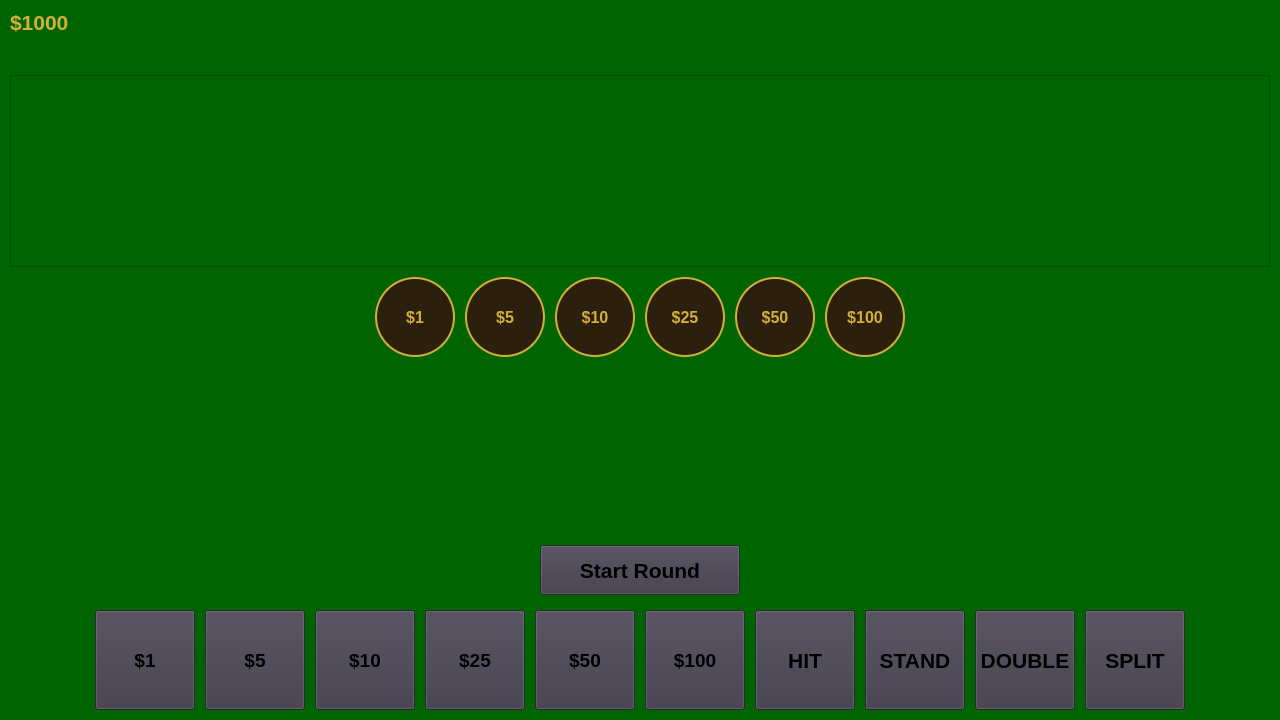
owenharvey78/blackjack-learning-game, file game_widget.ui: the form before one commit.
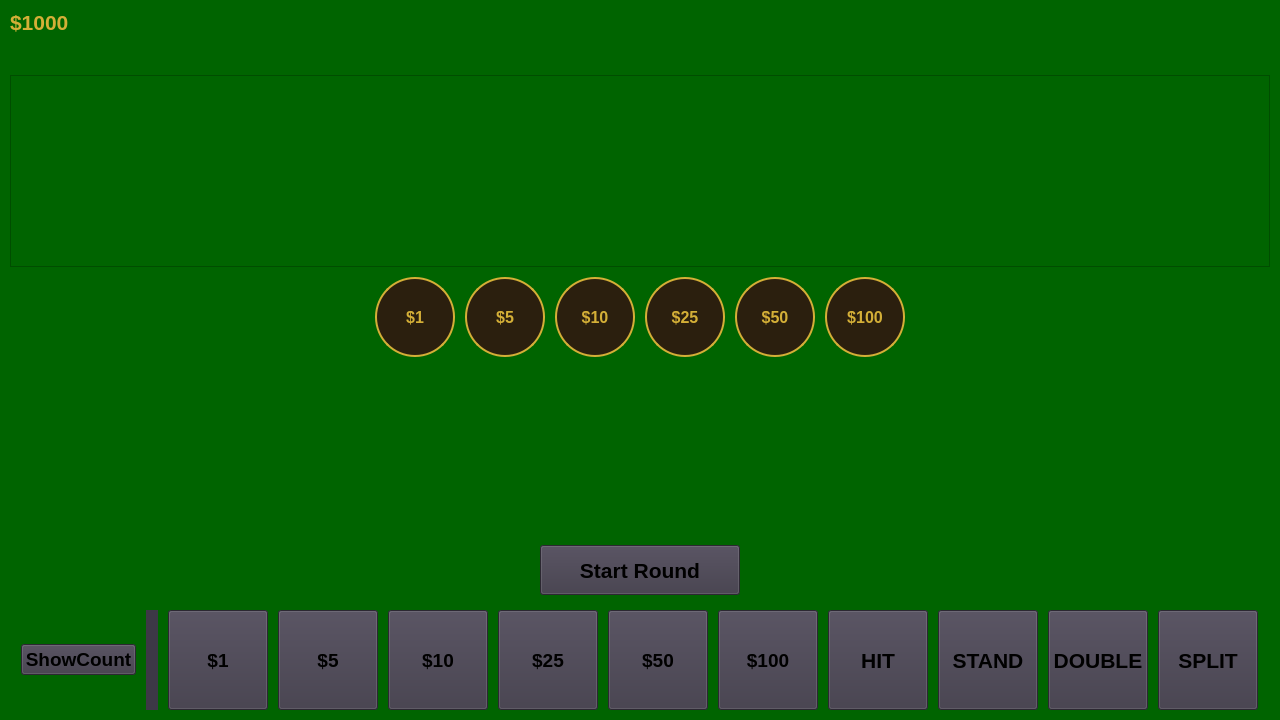
The form after the commit.

Commit message: Add logic to display the show count button and count label at the correct times

The edit to the form file:
```diff
--- a/game_widget.ui
+++ b/game_widget.ui
@@ -349,6 +349,28 @@
          </property>
         </spacer>
        </item>
+       <item>
+        <widget class="QPushButton" name="showCountButton">
+         <property name="styleSheet">
+          <string notr="true">font-size: 14pt; font-weight: bold;
+background-color: rgb(61, 56, 70);</string>
+         </property>
+         <property name="text">
+          <string>ShowCount</string>
+         </property>
+        </widget>
+       </item>
+       <item>
+        <widget class="QLabel" name="showCountLabel">
+         <property name="styleSheet">
+          <string notr="true">font-size: 14pt; font-weight: bold;
+background-color: rgb(61, 56, 70);</string>
+         </property>
+         <property name="text">
+          <string/>
+         </property>
+        </widget>
+       </item>
        <item>
         <widget class="QPushButton" name="chip1Button">
          <property name="minimumSize">
```
The commit also changes 4 other files.
